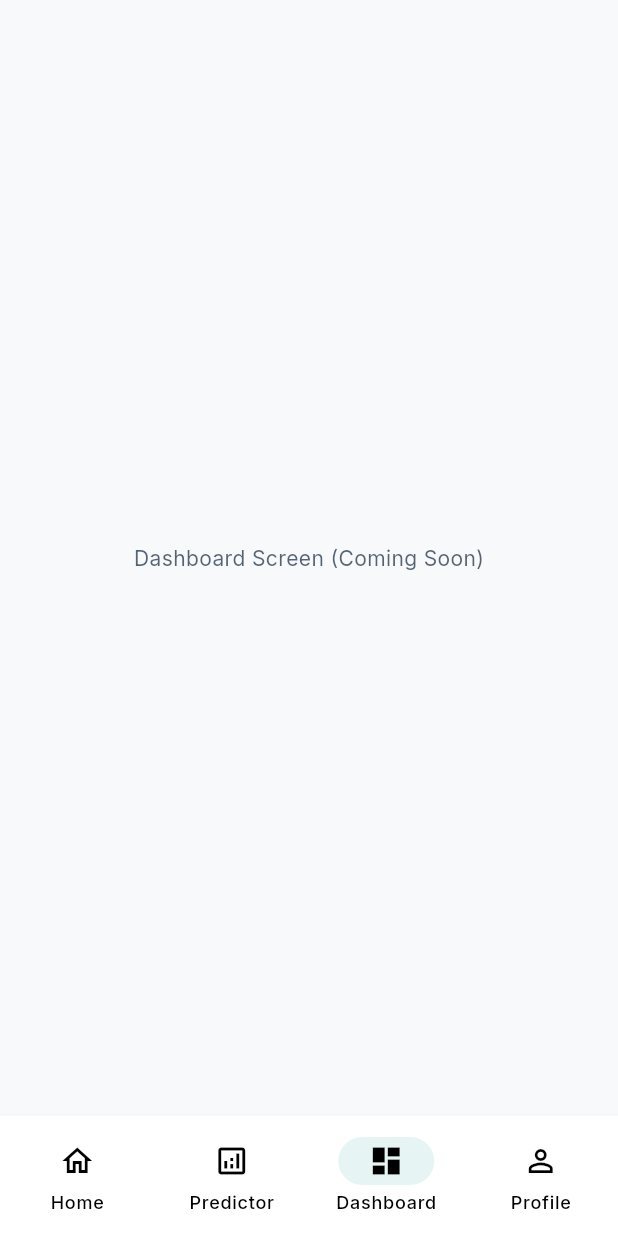
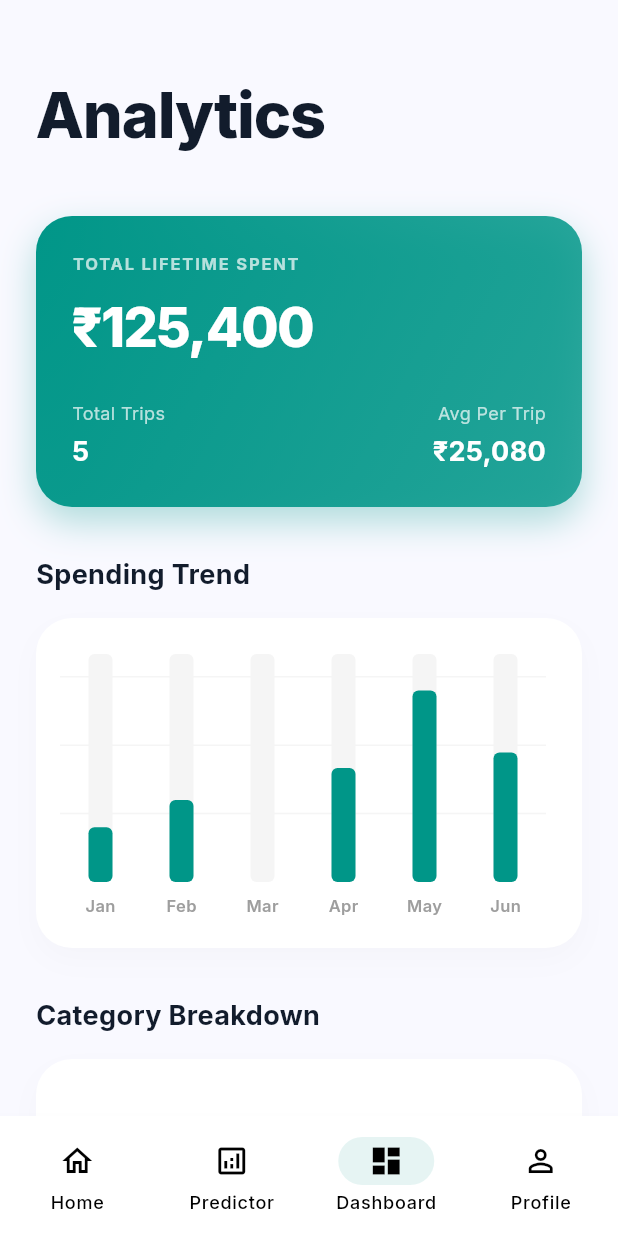
Before and after one commit to abhaysingh-10/TravelSenseAI, a Flutter app: the MainScreen screen opened directly, item 3 of the bottom bar chosen, on a phone screen of 412 x 824 dp. Run offline on Flutter 3.47's test engine with Material 3 defaults, Android fonts, the phone set to English and light mode, and no system bars; drawn by our look-alikes of fl_chart; our stand-ins replace flutter_riverpod, google_fonts; network calls fail.

Commit message:
feat: integrate fl_chart and build animated Bar and Donut charts for  Dashboard

```diff
--- a/frontend/lib/models/destination_model.dart
+++ b/frontend/lib/models/destination_model.dart
@@ -5,6 +5,7 @@ class Destination {
   final String imageUrl;
   final double matchScore;
   final String reason;
+
   final double estimatedBudget;
   final int durationDays;
 
--- /dev/null
+++ b/frontend/lib/providers/dashboard_provider.dart
@@ -0,0 +1,49 @@
+import 'package:flutter_riverpod/flutter_riverpod.dart';
+
+class DashboardStats {
+  final double totalLifetimeSpent;
+  final double averageCostPerTrip;
+  final int totalTrips;
+  final Map<String, double> spendingByCategory;
+  final Map<String, double> monthlySpending;
+
+  DashboardStats({
+    required this.totalLifetimeSpent,
+    required this.averageCostPerTrip,
+    required this.totalTrips,
+    required this.spendingByCategory,
+    required this.monthlySpending,
+  });
+}
+
+class DashboardNotifier extends Notifier<DashboardStats> {
+  @override
+  DashboardStats build() {
+
+
+
+    // Dummy Data for Phase 1
+    return DashboardStats(
+      totalLifetimeSpent: 125400.0,
+      averageCostPerTrip: 25080.0,
+      totalTrips: 5,
+      spendingByCategory: {
+        'Flights': 45000.0,
+        'Hotels': 38000.0,
+        'Food': 22000.0,
+        'Activities': 15000.0,
+        'Other': 5400.0,
+      },
+      monthlySpending: {
+        'Jan': 12000.0,
+        'Feb': 18000.0,
+        'Mar': 0.0,
+        'Apr': 25000.0,
+        'May': 42000.0,
+        'Jun': 28400.0,
+      },
+    );
+  }
+}
+
+final dashboardProvider = NotifierProvider<DashboardNotifier, DashboardStats>(DashboardNotifier.new);
--- /dev/null
+++ b/frontend/lib/screens/dashboard_screen.dart
@@ -0,0 +1,277 @@
+import 'package:flutter/material.dart';
+import 'package:flutter_riverpod/flutter_riverpod.dart';
+import 'package:fl_chart/fl_chart.dart';
+import 'package:intl/intl.dart';
+import '../providers/dashboard_provider.dart';
+
+class DashboardScreen extends ConsumerWidget {
+  const DashboardScreen({super.key});
+
+  @override
+  Widget build(BuildContext context, WidgetRef ref) {
+    final stats = ref.watch(dashboardProvider);
+    final formatCurrency = NumberFormat('#,##0');
+
+    final colorMap = {
+      'Flights': Colors.blue.shade400,
+      'Hotels': Colors.orange.shade400,
+      'Food': Colors.green.shade400,
+      'Activities': Colors.purple.shade400,
+      'Other': Colors.grey.shade400,
+    };
+
+    return Scaffold(
+      backgroundColor: const Color(0xFFF9F9FF),
+      body: SafeArea(
+        child: CustomScrollView(
+          slivers: [
+            SliverAppBar(
+              backgroundColor: const Color(0xFFF9F9FF),
+              elevation: 0,
+              pinned: true,
+              expandedHeight: 120,
+              flexibleSpace: FlexibleSpaceBar(
+                titlePadding: const EdgeInsets.symmetric(horizontal: 24, vertical: 16),
+                title: const Text(
+                  'Analytics',
+                  style: TextStyle(
+                    color: Color(0xFF121C2C),
+                    fontWeight: FontWeight.w800,
+                    fontSize: 28,
+                    letterSpacing: -0.5,
+                  ),
+                ),
+              ),
+            ),
+
+            SliverPadding(
+              padding: const EdgeInsets.all(24.0),
+              sliver: SliverList(
+                delegate: SliverChildListDelegate([
+                  // Total Spent Card
+                  Container(
+                    padding: const EdgeInsets.all(24),
+                    decoration: BoxDecoration(
+                      gradient: LinearGradient(
+                        colors: [
+                          Theme.of(context).primaryColor,
+                          Theme.of(context).primaryColor.withValues(alpha: 0.8),
+                        ],
+                        begin: Alignment.topLeft,
+                        end: Alignment.bottomRight,
+                      ),
+                      borderRadius: BorderRadius.circular(24),
+                      boxShadow: [
+                        BoxShadow(
+                          color: Theme.of(context).primaryColor.withValues(alpha: 0.3),
+                          blurRadius: 20,
+                          offset: const Offset(0, 10),
+                        )
+                      ],
+                    ),
+                    child: Column(
+                      crossAxisAlignment: CrossAxisAlignment.start,
+                      children: [
+                        const Text(
+                          'TOTAL LIFETIME SPENT',
+                          style: TextStyle(color: Colors.white70, fontSize: 11, fontWeight: FontWeight.bold, letterSpacing: 1.2),
+                        ),
+                        const SizedBox(height: 8),
+                        Text(
+                          '₹${formatCurrency.format(stats.totalLifetimeSpent)}',
+                          style: const TextStyle(color: Colors.white, fontSize: 36, fontWeight: FontWeight.w800, letterSpacing: -1),
+                        ),
+                        const SizedBox(height: 24),
+                        Row(
+                          mainAxisAlignment: MainAxisAlignment.spaceBetween,
+                          children: [
+                            Column(
+                              crossAxisAlignment: CrossAxisAlignment.start,
+                              children: [
+                                const Text('Total Trips', style: TextStyle(color: Colors.white70, fontSize: 12)),
+                                const SizedBox(height: 4),
+                                Text(
+                                  '${stats.totalTrips}',
+                                  style: const TextStyle(color: Colors.white, fontSize: 18, fontWeight: FontWeight.bold),
+                                ),
+                              ],
+                            ),
+                            Column(
+                              crossAxisAlignment: CrossAxisAlignment.end,
+                              children: [
+                                const Text('Avg Per Trip', style: TextStyle(color: Colors.white70, fontSize: 12)),
+                                const SizedBox(height: 4),
+                                Text(
+                                  '₹${formatCurrency.format(stats.averageCostPerTrip)}',
+                                  style: const TextStyle(color: Colors.white, fontSize: 18, fontWeight: FontWeight.bold),
+                                ),
+                              ],
+                            ),
+                          ],
+                        )
+                      ],
+                    ),
+                  ),
+
+                  const SizedBox(height: 32),
+                  const Text('Spending Trend', style: TextStyle(fontSize: 18, fontWeight: FontWeight.w700, color: Color(0xFF121C2C))),
+                  const SizedBox(height: 16),
+
+                  // Bar Chart
+                  Container(
+                    height: 220,
+                    padding: const EdgeInsets.only(top: 24, right: 24, left: 16, bottom: 16),
+                    decoration: BoxDecoration(
+                      color: Colors.white,
+                      borderRadius: BorderRadius.circular(24),
+                      boxShadow: [
+                        BoxShadow(color: Colors.black.withValues(alpha: 0.02), blurRadius: 16, offset: const Offset(0, 8))
+                      ],
+                    ),
+                    child: BarChart(
+                      BarChartData(
+                        alignment: BarChartAlignment.spaceAround,
+                        maxY: 50000,
+                        barTouchData: BarTouchData(enabled: false),
+                        titlesData: FlTitlesData(
+                          show: true,
+                          bottomTitles: AxisTitles(
+                            sideTitles: SideTitles(
+                              showTitles: true,
+                              getTitlesWidget: (double value, TitleMeta meta) {
+                                final months = stats.monthlySpending.keys.toList();
+                                if (value.toInt() >= 0 && value.toInt() < months.length) {
+                                  return Padding(
+                                    padding: const EdgeInsets.only(top: 8.0),
+                                    child: Text(
+                                      months[value.toInt()],
+                                      style: TextStyle(color: Colors.grey.shade500, fontSize: 11, fontWeight: FontWeight.w600),
+                                    ),
+                                  );
+                                }
+                                return const Text('');
+                              },
+                              reservedSize: 28,
+                            ),
+                          ),
+                          leftTitles: AxisTitles(
+                            sideTitles: SideTitles(showTitles: false),
+                          ),
+                          topTitles: AxisTitles(
+                            sideTitles: SideTitles(showTitles: false),
+                          ),
+                          rightTitles: AxisTitles(
+                            sideTitles: SideTitles(showTitles: false),
+                          ),
+                        ),
+                        borderData: FlBorderData(show: false),
+                        gridData: FlGridData(
+                          show: true,
+                          drawVerticalLine: false,
+                          horizontalInterval: 15000,
+                          getDrawingHorizontalLine: (value) => FlLine(color: Colors.grey.shade100, strokeWidth: 1),
+                        ),
+                        barGroups: stats.monthlySpending.entries.toList().asMap().entries.map((entry) {
+                          return BarChartGroupData(
+                            x: entry.key,
+                            barRods: [
+                              BarChartRodData(
+                                toY: entry.value.value,
+                                color: Theme.of(context).primaryColor,
+                                width: 16,
+                                borderRadius: BorderRadius.circular(4),
+                                backDrawRodData: BackgroundBarChartRodData(
+                                  show: true,
+                                  toY: 50000,
+                                  color: Colors.grey.shade100,
+                                ),
+                              ),
+                            ],
+                          );
+                        }).toList(),
+                      ),
+                    ),
+                  ),
+
+                  const SizedBox(height: 32),
+                  const Text('Category Breakdown', style: TextStyle(fontSize: 18, fontWeight: FontWeight.w700, color: Color(0xFF121C2C))),
+                  const SizedBox(height: 16),
+
+                  // Donut Chart & Legend
+                  Container(
+                    padding: const EdgeInsets.all(24),
+                    decoration: BoxDecoration(
+                      color: Colors.white,
+                      borderRadius: BorderRadius.circular(24),
+                      boxShadow: [
+                        BoxShadow(color: Colors.black.withValues(alpha: 0.02), blurRadius: 16, offset: const Offset(0, 8))
+                      ],
+                    ),
+                    child: Column(
+                      children: [
+                        SizedBox(
+                          height: 200,
+                          child: PieChart(
+                            PieChartData(
+                              sectionsSpace: 4,
+                              centerSpaceRadius: 60,
+                              sections: stats.spendingByCategory.entries.map((entry) {
+                                final percentage = (entry.value / stats.totalLifetimeSpent * 100).toStringAsFixed(0);
+                                return PieChartSectionData(
+                                  color: colorMap[entry.key] ?? Colors.grey,
+                                  value: entry.value,
+                                  title: '$percentage%',
+                                  radius: 24,
+                                  titleStyle: const TextStyle(fontSize: 10, fontWeight: FontWeight.bold, color: Colors.white),
+                                );
+                              }).toList(),
+                            ),
+                          ),
+                        ),
+                        const SizedBox(height: 24),
+                        // Legend
+                        Wrap(
+                          spacing: 16,
+                          runSpacing: 16,
+                          alignment: WrapAlignment.center,
+                          children: stats.spendingByCategory.entries.map((entry) {
+                            return Row(
+                              mainAxisSize: MainAxisSize.min,
+                              children: [
+                                Container(
+                                  width: 12,
+                                  height: 12,
+                                  decoration: BoxDecoration(
+                                    color: colorMap[entry.key] ?? Colors.grey,
+                                    shape: BoxShape.circle,
+                                  ),
+                                ),
+                                const SizedBox(width: 8),
+                                Column(
+                                  crossAxisAlignment: CrossAxisAlignment.start,
+                                  children: [
+                                    Text(entry.key, style: const TextStyle(fontSize: 12, fontWeight: FontWeight.w600)),
+                                    Text(
+                                      '₹${formatCurrency.format(entry.value)}',
+                                      style: TextStyle(fontSize: 11, color: Colors.grey.shade500),
+                                    ),
+                                  ],
+                                ),
+                              ],
+                            );
+                          }).toList(),
+                        ),
+                      ],
+                    ),
+                  ),
+
+                  const SizedBox(height: 40),
+                ]),
+              ),
+            ),
+          ],
+        ),
+      ),
+    );
+  }
+}
--- a/frontend/lib/screens/main_screen.dart
+++ b/frontend/lib/screens/main_screen.dart
@@ -2,6 +2,7 @@ import 'package:flutter/material.dart';
 import 'home_trip_list_screen.dart';
 import 'profile_screen.dart';
 import 'trip_predictor_screen.dart';
+import 'dashboard_screen.dart';
 
 class MainScreen extends StatefulWidget {
   const MainScreen({super.key});
@@ -16,7 +17,7 @@ class _MainScreenState extends State<MainScreen> {
   final List<Widget> _pages = [
     const HomeTripListScreen(),
     const TripPredictorScreen(),
-    const Center(child: Text('Dashboard Screen (Coming Soon)')),
+    const DashboardScreen(),
     const ProfileScreen(),
   ];
 
--- a/frontend/pubspec.yaml
+++ b/frontend/pubspec.yaml
@@ -38,6 +38,7 @@ dependencies:
   google_fonts: ^8.2.1
   intl: ^0.20.3
   uuid: ^4.6.0
+  fl_chart: ^1.2.0
 
 dev_dependencies:
   flutter_test:
```
Also changed, not shown: frontend/pubspec.lock.
